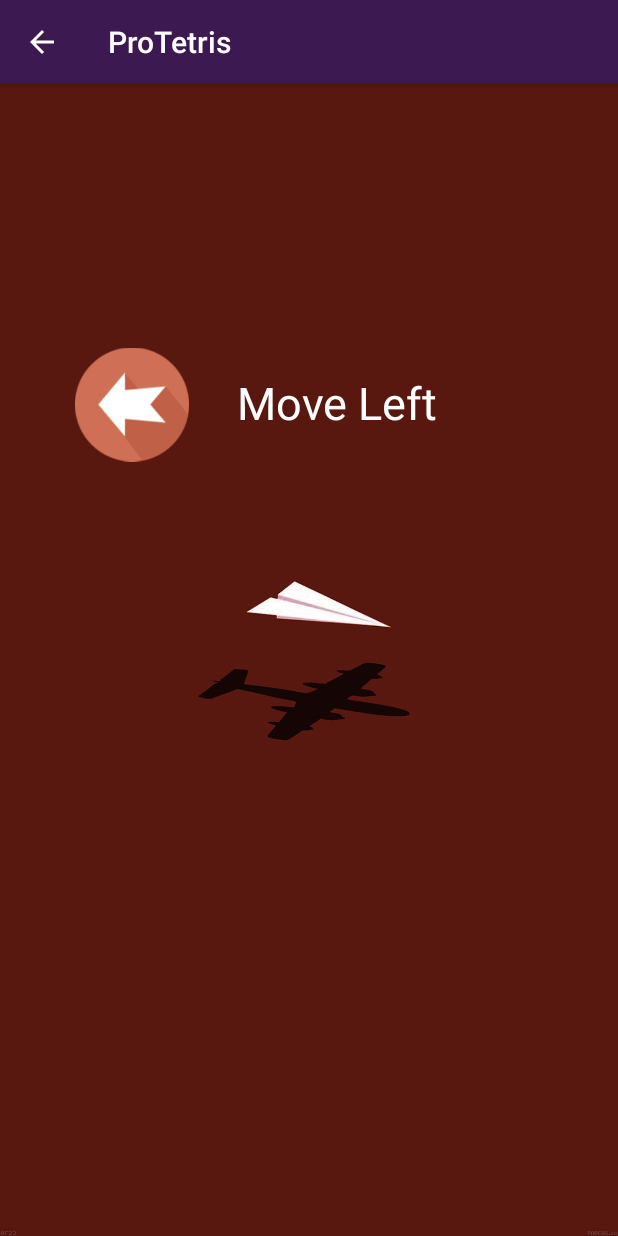
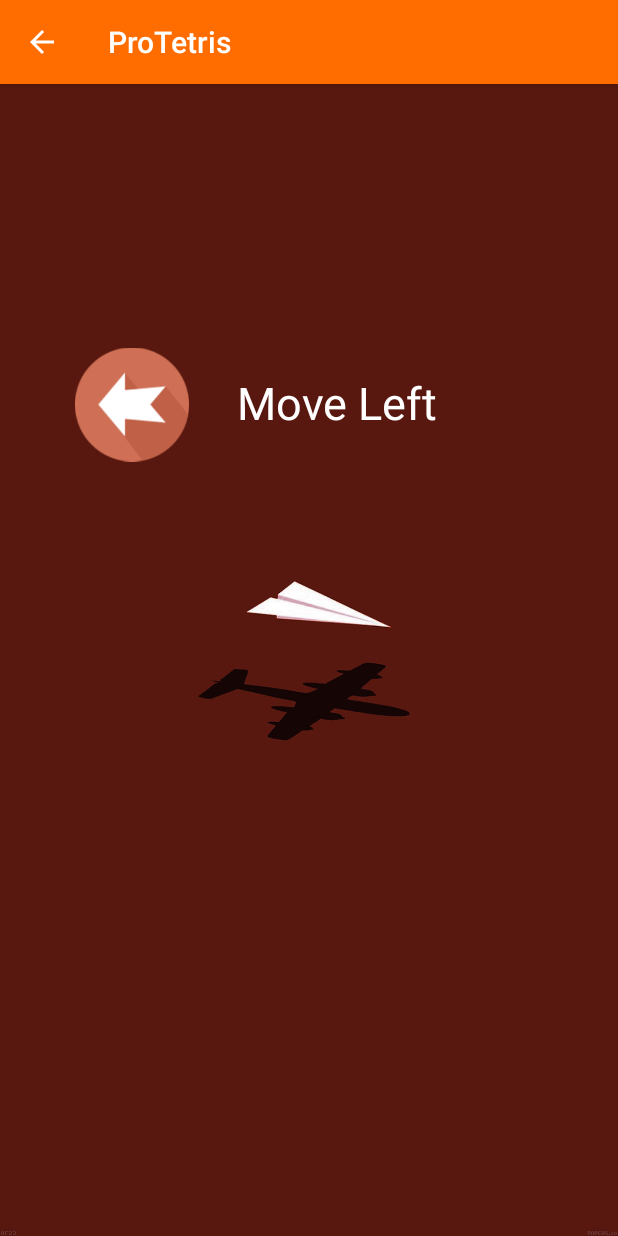
Before and after one commit to Sebas104/calidad-tetris, an Android app: the Controls screen opened directly, with no data from a screen before it, on a phone screen of 412 x 824 dp. Run offline under Robolectric (Android 15) with nearby library versions, the phone set to English and light mode, and no system bars; Roboto replaces fonts that are not available here.

Commit message:
Cambio color controls

```diff
--- a/app/src/main/res/values/colors.xml
+++ b/app/src/main/res/values/colors.xml
@@ -4,4 +4,6 @@
     <color name="colorSplashScreen">#065D6B</color>
     <color name="colorPrimaryDark">#00574B</color>
     <color name="colorAccent">#D81B60</color>
+    <color name="colorOrange">#FF6D00</color>
+    <color name="colorBlack">#2C2B2B</color>
 </resources>
--- a/app/src/main/res/values/styles.xml
+++ b/app/src/main/res/values/styles.xml
@@ -12,8 +12,8 @@
     <!-- Control layout theme. -->
     <style name="AppControlsTheme" parent="Theme.AppCompat.DayNight.DarkActionBar">
         <!-- Customize your theme here. -->
-        <item name="colorPrimary">@color/colorPrimary</item>
-        <item name="colorPrimaryDark">@color/colorPrimaryDark</item>
+        <item name="colorPrimary">@color/colorOrange</item>
+        <item name="colorPrimaryDark">@color/colorBlack</item>
         <item name="colorAccent">@color/colorAccent</item>
     </style>
     <!-- Splash screen theme. -->
```
